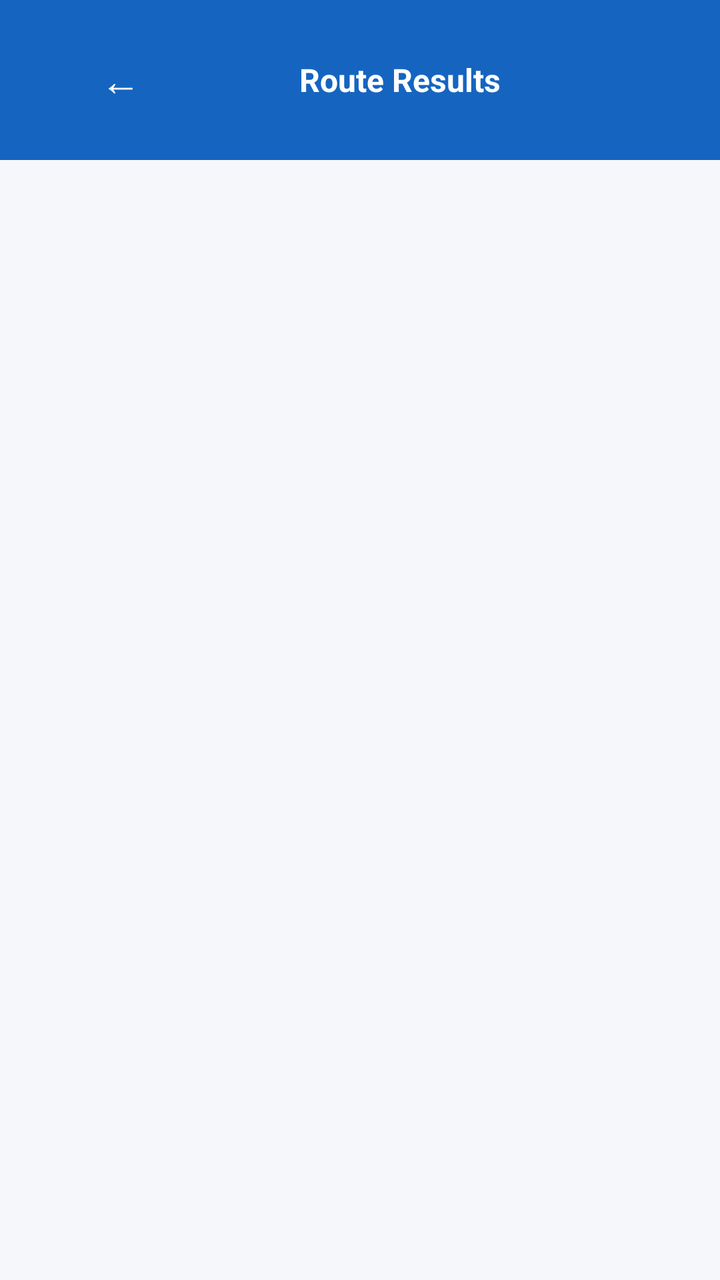
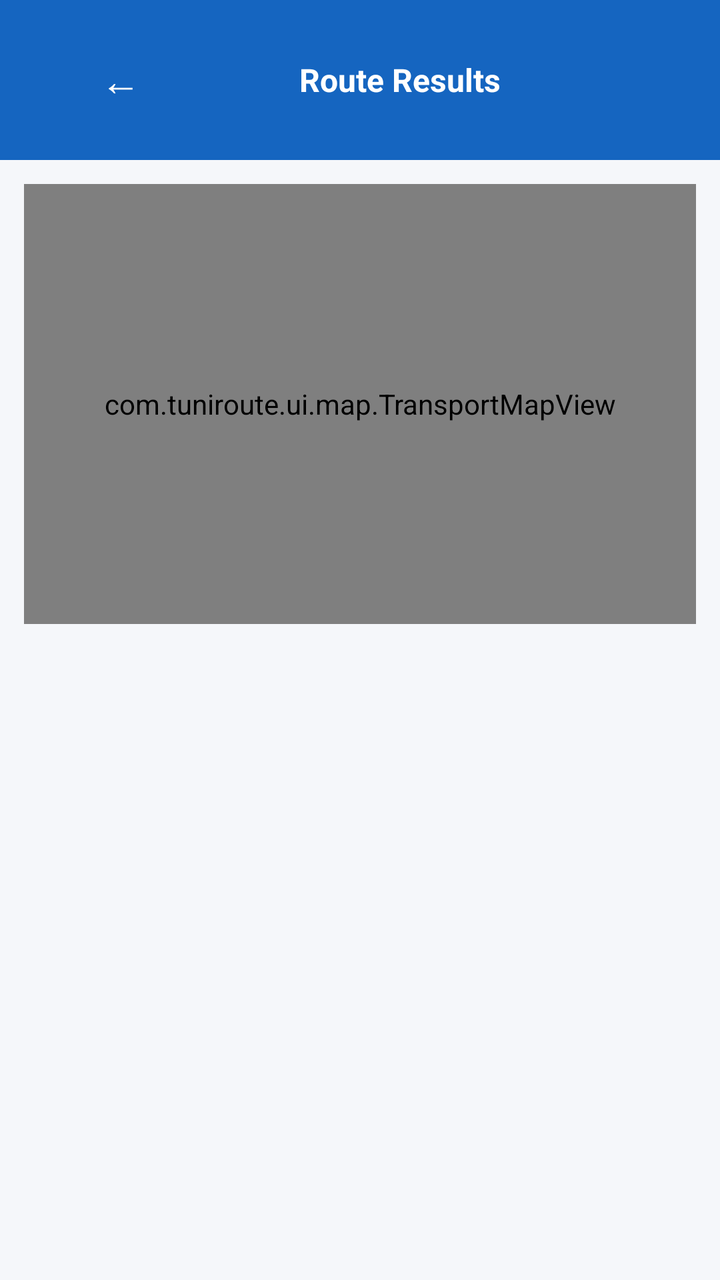

Before-and-after screenshots of an Android layout around one commit, followed by the original layout XML and the change that was made.
<!-- AndroidManifest.xml: application theme Theme.TuniRoute -->
<!-- res/layout/fragment_results.xml -->
<?xml version="1.0" encoding="utf-8"?>
<androidx.constraintlayout.widget.ConstraintLayout
    xmlns:android="http://schemas.android.com/apk/res/android"
    xmlns:app="http://schemas.android.com/apk/res-auto"
    android:layout_width="match_parent"
    android:layout_height="match_parent"
    android:background="@color/background">

    
    <LinearLayout
        android:id="@+id/toolbar"
        android:layout_width="0dp"
        android:layout_height="wrap_content"
        android:orientation="horizontal"
        android:background="@color/primary"
        android:padding="16dp"
        android:gravity="center_vertical"
        app:layout_constraintTop_toTopOf="parent"
        app:layout_constraintStart_toStartOf="parent"
        app:layout_constraintEnd_toEndOf="parent">

        <com.google.android.material.button.MaterialButton
            android:id="@+id/btn_back"
            style="@style/Widget.MaterialComponents.Button.TextButton"
            android:layout_width="wrap_content"
            android:layout_height="wrap_content"
            android:text="←"
            android:textSize="20sp"
            android:textColor="@android:color/white" />

        <TextView
            android:id="@+id/tv_route_header"
            android:layout_width="0dp"
            android:layout_height="wrap_content"
            android:layout_weight="1"
            android:text="Route Results"
            android:textSize="16sp"
            android:textColor="@android:color/white"
            android:textStyle="bold"
            android:ellipsize="end"
            android:maxLines="1"
            android:gravity="center" />

        
        <View
            android:layout_width="48dp"
            android:layout_height="48dp" />

    </LinearLayout>

    
    <ProgressBar
        android:id="@+id/progress_bar"
        android:layout_width="wrap_content"
        android:layout_height="wrap_content"
        android:visibility="gone"
        app:layout_constraintTop_toBottomOf="@id/toolbar"
        app:layout_constraintStart_toStartOf="parent"
        app:layout_constraintEnd_toEndOf="parent"
        android:layout_marginTop="48dp" />

    
    <TextView
        android:id="@+id/tv_no_routes"
        android:layout_width="0dp"
        android:layout_height="wrap_content"
        android:text="@string/no_routes_found"
        android:textSize="16sp"
        android:textColor="@color/text_secondary"
        android:gravity="center"
        android:padding="32dp"
        android:visibility="gone"
        app:layout_constraintTop_toBottomOf="@id/toolbar"
        app:layout_constraintStart_toStartOf="parent"
        app:layout_constraintEnd_toEndOf="parent"
        app:layout_constraintBottom_toBottomOf="parent" />

    
    <androidx.recyclerview.widget.RecyclerView
        android:id="@+id/rv_routes"
        android:layout_width="0dp"
        android:layout_height="0dp"
        android:padding="12dp"
        android:clipToPadding="false"
        app:layout_constraintTop_toBottomOf="@id/toolbar"
        app:layout_constraintBottom_toBottomOf="parent"
        app:layout_constraintStart_toStartOf="parent"
        app:layout_constraintEnd_toEndOf="parent" />

</androidx.constraintlayout.widget.ConstraintLayout>
<!-- resources referenced by this layout -->
<resources>
  <color name="background">#F5F7FA</color>
  <color name="primary">#1565C0</color>
  <color name="text_secondary">#757575</color>
  <string name="no_routes_found">No route found between these stops.\nPlease check the stop names and try again.</string>
  <style name="Theme.TuniRoute" parent="Theme.MaterialComponents.DayNight.NoActionBar">
          <item name="colorPrimary">@color/primary</item>
          <item name="colorPrimaryDark">@color/primary_dark</item>
          <item name="colorAccent">@color/accent</item>
          <item name="android:windowBackground">@color/background</item>
          <item name="android:statusBarColor">@color/statusBarColor</item>
      </style>
  <color name="primary_dark">#0D47A1</color>
  <color name="accent">#FF6D00</color>
  <color name="statusBarColor">#0D47A1</color>
</resources>

<!-- the commit's change to res/layout/fragment_results.xml (unified diff, before → after) -->
@@ -57,7 +57,19 @@
         app:layout_constraintTop_toBottomOf="@id/toolbar"
         app:layout_constraintStart_toStartOf="parent"
         app:layout_constraintEnd_toEndOf="parent"
-        android:layout_marginTop="48dp" />
+         android:layout_marginTop="48dp" />
+
+    <com.tuniroute.ui.map.TransportMapView
+        android:id="@+id/transport_map_view"
+        android:layout_width="0dp"
+        android:layout_height="220dp"
+        android:layout_marginStart="12dp"
+        android:layout_marginTop="12dp"
+        android:layout_marginEnd="12dp"
+        android:background="@android:color/white"
+        app:layout_constraintTop_toBottomOf="@id/toolbar"
+        app:layout_constraintStart_toStartOf="parent"
+        app:layout_constraintEnd_toEndOf="parent" />
 
     
     <TextView
@@ -70,7 +82,7 @@
         android:gravity="center"
         android:padding="32dp"
         android:visibility="gone"
-        app:layout_constraintTop_toBottomOf="@id/toolbar"
+        app:layout_constraintTop_toBottomOf="@id/transport_map_view"
         app:layout_constraintStart_toStartOf="parent"
         app:layout_constraintEnd_toEndOf="parent"
         app:layout_constraintBottom_toBottomOf="parent" />
@@ -82,7 +94,7 @@
         android:layout_height="0dp"
         android:padding="12dp"
         android:clipToPadding="false"
-        app:layout_constraintTop_toBottomOf="@id/toolbar"
+        app:layout_constraintTop_toBottomOf="@id/transport_map_view"
         app:layout_constraintBottom_toBottomOf="parent"
         app:layout_constraintStart_toStartOf="parent"
         app:layout_constraintEnd_toEndOf="parent" />
